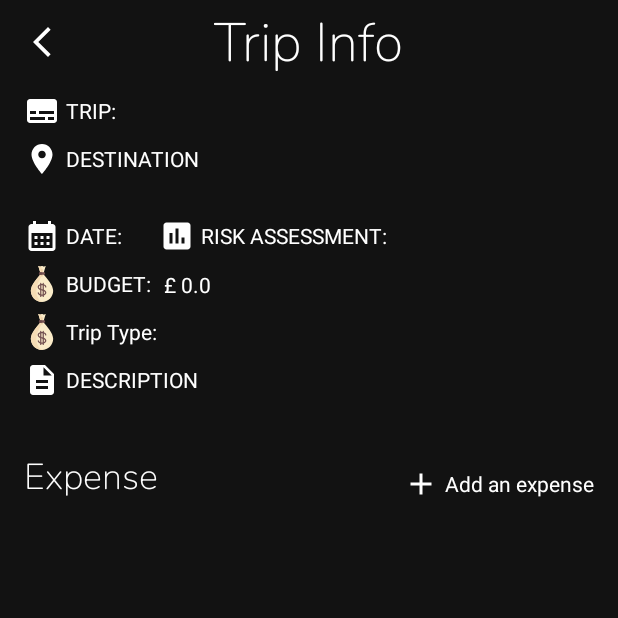
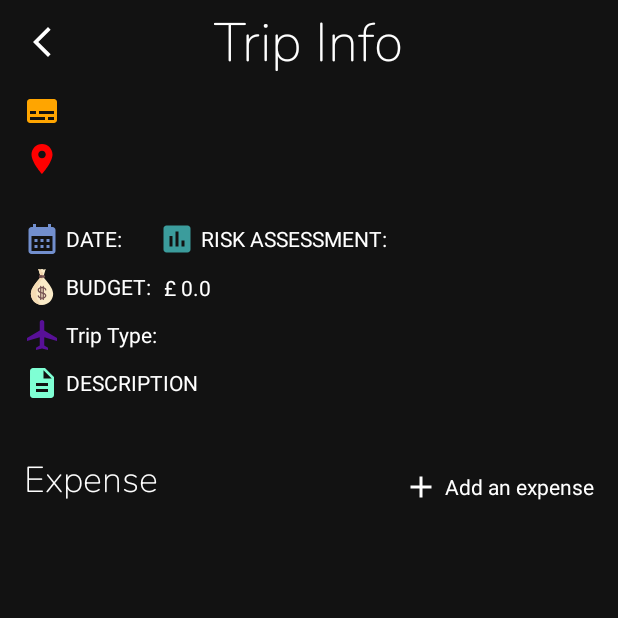
Before and after one commit to trungkien2509/trip-management, an Android app: the ExpenseActivity screen opened directly, with no data from a screen before it, on a phone screen of 412 x 824 dp, the top half of it. Run offline under Robolectric (Android 15) with nearby library versions, the phone set to English and light mode, and no system bars.

Commit message:
Done - change colors of icons

```diff
--- /dev/null
+++ b/app/src/main/res/drawable-anydpi/ic_action_name.xml
@@ -0,0 +1,11 @@
+<vector xmlns:android="http://schemas.android.com/apk/res/android"
+    android:width="24dp"
+    android:height="24dp"
+    android:viewportWidth="24"
+    android:viewportHeight="24"
+    android:tint="#690FB8"
+    android:alpha="0.8">
+  <path
+      android:fillColor="@android:color/white"
+      android:pathData="M22,16v-2l-8.5,-5V3.5C13.5,2.67 12.83,2 12,2s-1.5,0.67 -1.5,1.5V9L2,14v2l8.5,-2.5V19L8,20.5L8,22l4,-1l4,1l0,-1.5L13.5,19v-5.5L22,16z"/>
+</vector>
--- a/app/src/main/res/drawable/ic_baseline_assessment_24.xml
+++ b/app/src/main/res/drawable/ic_baseline_assessment_24.xml
@@ -1,4 +1,4 @@
-<vector android:height="24dp" android:tint="#FFFFFF"
+<vector android:height="24dp" android:tint="#3B9C9C"
     android:viewportHeight="24" android:viewportWidth="24"
     android:width="24dp" xmlns:android="http://schemas.android.com/apk/res/android">
     <path android:fillColor="@android:color/white" android:pathData="M19,3L5,3c-1.1,0 -2,0.9 -2,2v14c0,1.1 0.9,2 2,2h14c1.1,0 2,-0.9 2,-2L21,5c0,-1.1 -0.9,-2 -2,-2zM9,17L7,17v-7h2v7zM13,17h-2L11,7h2v10zM17,17h-2v-4h2v4z"/>
--- a/app/src/main/res/drawable/ic_baseline_budget_24.xml
+++ b/app/src/main/res/drawable/ic_baseline_budget_24.xml
@@ -1,3 +1,4 @@
+
 <vector xmlns:android="http://schemas.android.com/apk/res/android"
 
 
--- a/app/src/main/res/drawable/ic_baseline_calendar_month_24.xml
+++ b/app/src/main/res/drawable/ic_baseline_calendar_month_24.xml
@@ -1,4 +1,4 @@
-<vector android:height="24dp" android:tint="#FFFFFF"
+<vector android:height="24dp" android:tint="#728FCE"
     android:viewportHeight="24" android:viewportWidth="24"
     android:width="24dp" xmlns:android="http://schemas.android.com/apk/res/android">
     <path android:fillColor="@android:color/white" android:pathData="M19,4h-1V2h-2v2H8V2H6v2H5C3.89,4 3.01,4.9 3.01,6L3,20c0,1.1 0.89,2 2,2h14c1.1,0 2,-0.9 2,-2V6C21,4.9 20.1,4 19,4zM19,20H5V10h14V20zM9,14H7v-2h2V14zM13,14h-2v-2h2V14zM17,14h-2v-2h2V14zM9,18H7v-2h2V18zM13,18h-2v-2h2V18zM17,18h-2v-2h2V18z"/>
--- a/app/src/main/res/drawable/ic_baseline_description_24.xml
+++ b/app/src/main/res/drawable/ic_baseline_description_24.xml
@@ -1,4 +1,4 @@
-<vector android:height="24dp" android:tint="#FFFFFF"
+<vector android:height="24dp" android:tint="#7FFFD4"
     android:viewportHeight="24" android:viewportWidth="24"
     android:width="24dp" xmlns:android="http://schemas.android.com/apk/res/android">
     <path android:fillColor="@android:color/white" android:pathData="M14,2L6,2c-1.1,0 -1.99,0.9 -1.99,2L4,20c0,1.1 0.89,2 1.99,2L18,22c1.1,0 2,-0.9 2,-2L20,8l-6,-6zM16,18L8,18v-2h8v2zM16,14L8,14v-2h8v2zM13,9L13,3.5L18.5,9L13,9z"/>
--- a/app/src/main/res/drawable/ic_baseline_place_24.xml
+++ b/app/src/main/res/drawable/ic_baseline_place_24.xml
@@ -1,4 +1,4 @@
-<vector android:height="24dp" android:tint="#FFFFFF"
+<vector android:height="24dp" android:tint="#FF0000"
     android:viewportHeight="24" android:viewportWidth="24"
     android:width="24dp" xmlns:android="http://schemas.android.com/apk/res/android">
     <path android:fillColor="@android:color/white" android:pathData="M12,2C8.13,2 5,5.13 5,9c0,5.25 7,13 7,13s7,-7.75 7,-13c0,-3.87 -3.13,-7 -7,-7zM12,11.5c-1.38,0 -2.5,-1.12 -2.5,-2.5s1.12,-2.5 2.5,-2.5 2.5,1.12 2.5,2.5 -1.12,2.5 -2.5,2.5z"/>
--- a/app/src/main/res/drawable/ic_baseline_subtitles_24.xml
+++ b/app/src/main/res/drawable/ic_baseline_subtitles_24.xml
@@ -1,4 +1,4 @@
-<vector android:height="24dp" android:tint="#FFFFFF"
+<vector android:height="24dp" android:tint="#FFA500"
     android:viewportHeight="24" android:viewportWidth="24"
     android:width="24dp" xmlns:android="http://schemas.android.com/apk/res/android">
     <path android:fillColor="@android:color/white" android:pathData="M20,4L4,4c-1.1,0 -2,0.9 -2,2v12c0,1.1 0.9,2 2,2h16c1.1,0 2,-0.9 2,-2L22,6c0,-1.1 -0.9,-2 -2,-2zM4,12h4v2L4,14v-2zM14,18L4,18v-2h10v2zM20,18h-4v-2h4v2zM20,14L10,14v-2h10v2z"/>
--- /dev/null
+++ b/app/src/main/res/drawable/ic_baseline_triptype.xml
@@ -0,0 +1,11 @@
+<vector xmlns:android="http://schemas.android.com/apk/res/android"
+    android:width="24dp"
+    android:height="24dp"
+    android:viewportWidth="24"
+    android:viewportHeight="24"
+    android:tint="#690FB8"
+    android:alpha="0.8">
+  <path
+      android:fillColor="@android:color/white"
+      android:pathData="M22,16v-2l-8.5,-5V3.5C13.5,2.67 12.83,2 12,2s-1.5,0.67 -1.5,1.5V9L2,14v2l8.5,-2.5V19L8,20.5L8,22l4,-1l4,1l0,-1.5L13.5,19v-5.5L22,16z"/>
+</vector>
--- a/app/src/main/res/layout/activity_expense.xml
+++ b/app/src/main/res/layout/activity_expense.xml
@@ -38,7 +38,7 @@
         android:layout_marginTop="8dp"
         android:drawablePadding="4dp"
         android:gravity="center_vertical"
-        android:text="@string/trip_name"
+
         android:textColor="@color/white"
         app:drawableLeftCompat="@drawable/ic_baseline_subtitles_24"
         app:layout_constraintStart_toStartOf="parent"
@@ -46,8 +46,8 @@
 
     <TextView
         android:id="@+id/tv_name_info"
-        android:layout_width="0dp"
-        android:layout_height="wrap_content"
+        android:layout_width="320dp"
+        android:layout_height="24dp"
         android:layout_marginStart="8dp"
         android:layout_marginEnd="16dp"
         android:ellipsize="end"
@@ -55,8 +55,10 @@
         android:textColor="@color/white"
         app:layout_constraintBottom_toBottomOf="@id/tv_name_title"
         app:layout_constraintEnd_toEndOf="parent"
+        app:layout_constraintHorizontal_bias="0.347"
         app:layout_constraintStart_toEndOf="@id/tv_name_title"
         app:layout_constraintTop_toTopOf="@id/tv_name_title"
+        app:layout_constraintVertical_bias="0.0"
         tools:text="sample text" />
 
     <TextView
@@ -66,7 +68,6 @@
         android:layout_marginTop="8dp"
         android:drawablePadding="4dp"
         android:gravity="center_vertical"
-        android:text="@string/destination_cap"
         android:textColor="@color/white"
         app:drawableLeftCompat="@drawable/ic_baseline_place_24"
         app:layout_constraintStart_toStartOf="@id/tv_name_title"
@@ -74,16 +75,20 @@
 
     <TextView
         android:id="@+id/tv_destination_info"
-        android:layout_width="0dp"
-        android:layout_height="wrap_content"
+        android:layout_width="322dp"
+        android:layout_height="42dp"
         android:layout_marginStart="8dp"
+        android:layout_marginTop="4dp"
         android:layout_marginEnd="16dp"
         android:ellipsize="end"
         android:maxLines="2"
         android:textColor="@color/white"
+        app:layout_constraintBottom_toBottomOf="@+id/tv_destination_title"
         app:layout_constraintEnd_toEndOf="parent"
+        app:layout_constraintHorizontal_bias="1.0"
         app:layout_constraintStart_toStartOf="@id/tv_destination_title"
         app:layout_constraintTop_toBottomOf="@id/tv_destination_title"
+        app:layout_constraintVertical_bias="0.608"
         tools:text="sample text" />
 
     <TextView
@@ -183,7 +188,7 @@
         android:gravity="center_vertical"
         android:text="@string/triptype_cap"
         android:textColor="@color/white"
-        app:drawableLeftCompat="@drawable/ic_baseline_budget_24"
+        app:drawableLeftCompat="@drawable/ic_baseline_triptype"
         app:layout_constraintStart_toStartOf="@id/tv_budget_title"
         app:layout_constraintTop_toBottomOf="@id/tv_budget_title" />
 
--- a/app/src/main/res/layout/dialog_add_trip_confirm.xml
+++ b/app/src/main/res/layout/dialog_add_trip_confirm.xml
@@ -189,7 +189,7 @@
                 android:fontFamily="@font/lora_variablefont_wght"
                 android:textSize="16sp"
                 android:textStyle="bold"
-                tools:text="$8000" />
+                tools:text="8000" />
 
         </LinearLayout>
 
```
Also changed, not shown: app/src/main/res/drawable-hdpi/ic_action_name.png (added), app/src/main/res/drawable-mdpi/ic_action_name.png (added), app/src/main/res/drawable-xhdpi/ic_action_name.png (added), app/src/main/res/drawable-xxhdpi/ic_action_name.png (added).
